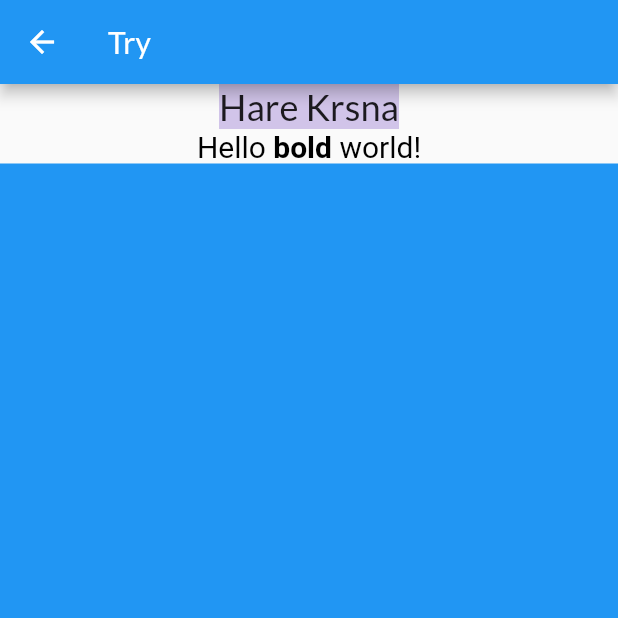
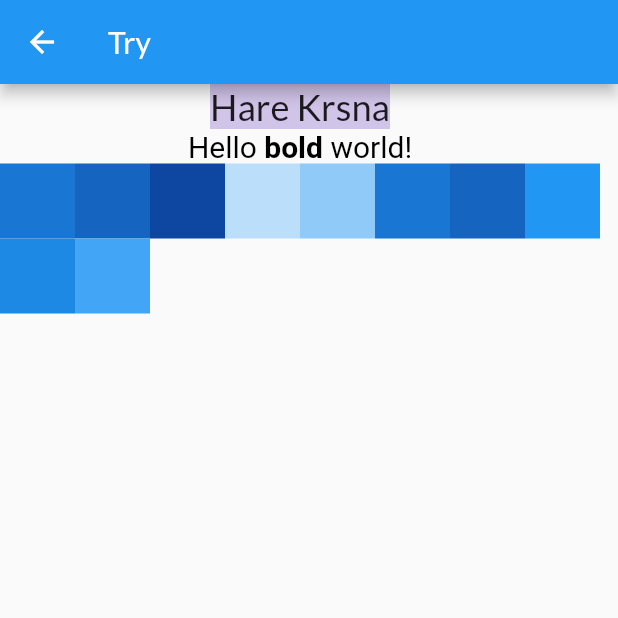
Before and after one commit to MonikaBhasin7/flutternoob, a Flutter app: the screen it shows after launch, on a phone screen of 412 x 824 dp, the top half of it. Run offline on Flutter 3.47's test engine with Material 2 defaults, Android fonts, the phone set to English and light mode, and no system bars; our stand-ins replace google_fonts.

Commit message:
wraps in flutter

```diff
--- a/lib/pages/try.dart
+++ b/lib/pages/try.dart
@@ -35,11 +35,59 @@ class TryPage extends StatelessWidget {
                 ],
               ),
             ),
-            Expanded(
-              child: Container(
-                color: Colors.blue.shade500,
-                height: 50,
-              ),
+            Wrap(
+              children: [
+                Container(
+                  color: Colors.blue.shade700,
+                  width: 50,
+                  height: 50,
+                ),
+                Container(
+                  color: Colors.blue.shade800,
+                  width: 50,
+                  height: 50,
+                ),
+                Container(
+                  color: Colors.blue.shade900,
+                  width: 50,
+                  height: 50,
+                ),
+                Container(
+                  color: Colors.blue.shade100,
+                  width: 50,
+                  height: 50,
+                ),
+                Container(
+                  color: Colors.blue.shade200,
+                  width: 50,
+                  height: 50,
+                ),
+                Container(
+                  color: Colors.blue.shade700,
+                  width: 50,
+                  height: 50,
+                ),
+                Container(
+                  color: Colors.blue.shade800,
+                  width: 50,
+                  height: 50,
+                ),
+                Container(
+                  color: Colors.blue.shade500,
+                  width: 50,
+                  height: 50,
+                ),
+                Container(
+                  color: Colors.blue.shade600,
+                  width: 50,
+                  height: 50,
+                ),
+                Container(
+                  color: Colors.blue.shade400,
+                  width: 50,
+                  height: 50,
+                )
+              ],
             )
           ],
         ),
```
